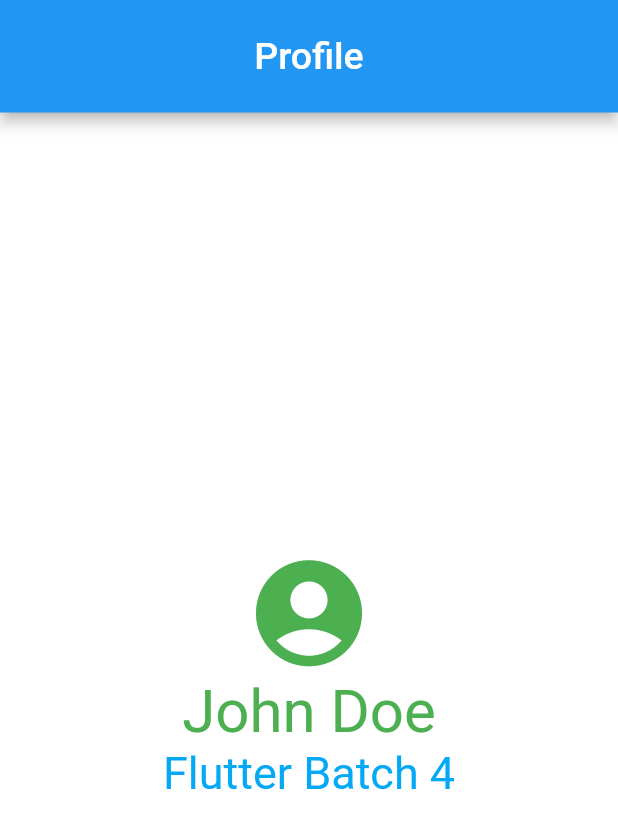
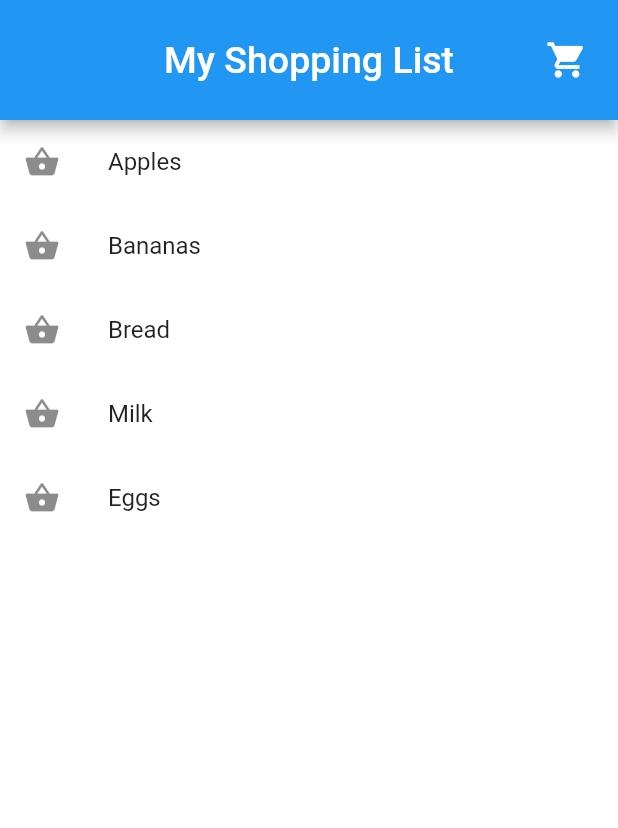
Before and after one commit to sabsar42/ostad_submission_flutter, a Flutter app: the screen it shows after launch, on a phone screen of 412 x 824 dp. Shown: the top 828 px of the screen. Run offline on Flutter 3.47's test engine with Material 2 defaults, Android fonts, the phone set to English and light mode, and no system bars.

Commit message:
live test completed - final

```diff
--- a/lib/main.dart
+++ b/lib/main.dart
@@ -9,10 +9,7 @@ class MyApp extends StatelessWidget {
 
   @override
   Widget build(BuildContext context) {
-    return MaterialApp(
-        color: Colors.orange,
-        debugShowCheckedModeBanner: true,
-        home: HomeScreen());
+    return MaterialApp(debugShowCheckedModeBanner: false, home: HomeScreen());
   }
 }
 
@@ -22,37 +19,47 @@ class HomeScreen extends StatelessWidget {
     return Scaffold(
       backgroundColor: Colors.white,
       appBar: AppBar(
-        toolbarHeight: 75,
+        toolbarHeight: 80,
         backgroundColor: Colors.blue,
         centerTitle: true,
         title: Text(
-          'Profile',
+          'My Shopping List',
           style: TextStyle(color: Colors.white, fontSize: 25),
         ),
+        actions: [
+          Container(
+            margin: EdgeInsets.only(right: 20),
+            child: Icon(
+              Icons.shopping_cart,
+              color: Colors.white,
+              size: 28,
+            ),
+          ),
+        ],
       ),
-      body: Center(
-        child: Column(
-          mainAxisAlignment: MainAxisAlignment.center,
-          crossAxisAlignment: CrossAxisAlignment.center,
-          children: [
-            Icon(
-              Icons.account_circle_rounded,
-              color: Colors.green,
-              size: 85,
-            ),
-            Text(
-              'John Doe',
-              style: TextStyle(
-                color: Colors.green,
-                fontSize: 40,
-              ),
-            ),
-            Text(
-              'Flutter Batch 4',
-              style: TextStyle(color: Colors.lightBlue, fontSize: 30),
-            ),
-          ],
-        ),
+      body: ListView(
+        children: [
+          ListTile(
+            title: Text('Apples'),
+            leading: Icon(Icons.shopping_basket),
+          ),
+          ListTile(
+            title: Text('Bananas'),
+            leading: Icon(Icons.shopping_basket),
+          ),
+          ListTile(
+            title: Text('Bread'),
+            leading: Icon(Icons.shopping_basket),
+          ),
+          ListTile(
+            title: Text('Milk'),
+            leading: Icon(Icons.shopping_basket),
+          ),
+          ListTile(
+            title: Text('Eggs'),
+            leading: Icon(Icons.shopping_basket),
+          ),
+        ],
       ),
     );
   }
```
Also changed, not shown: img.png (added), 1 other file.
